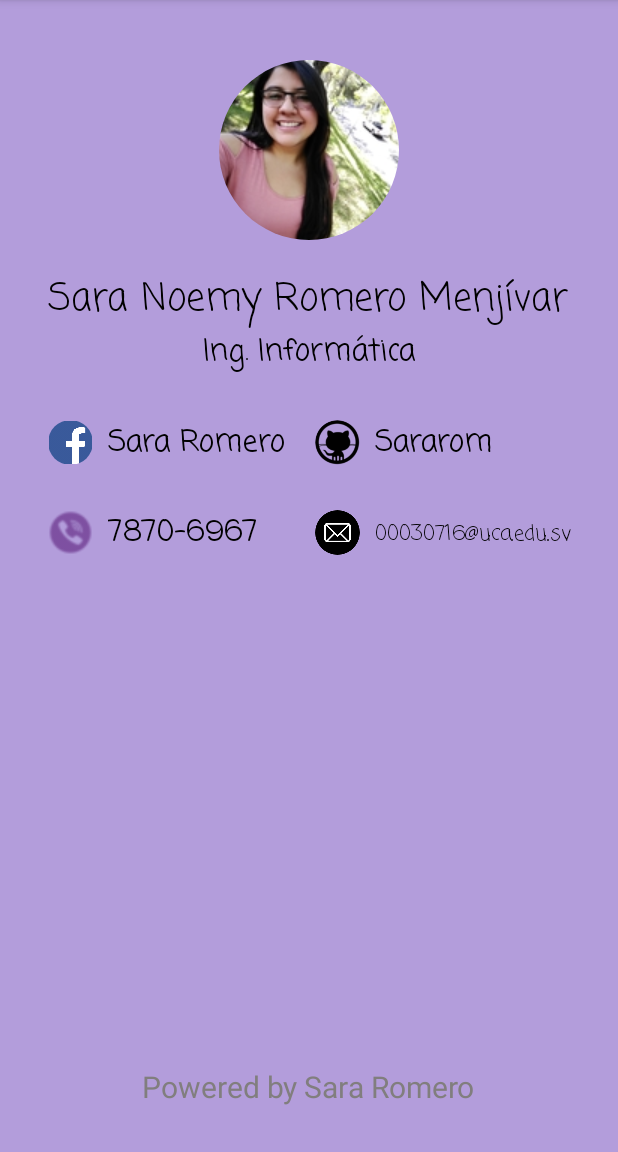
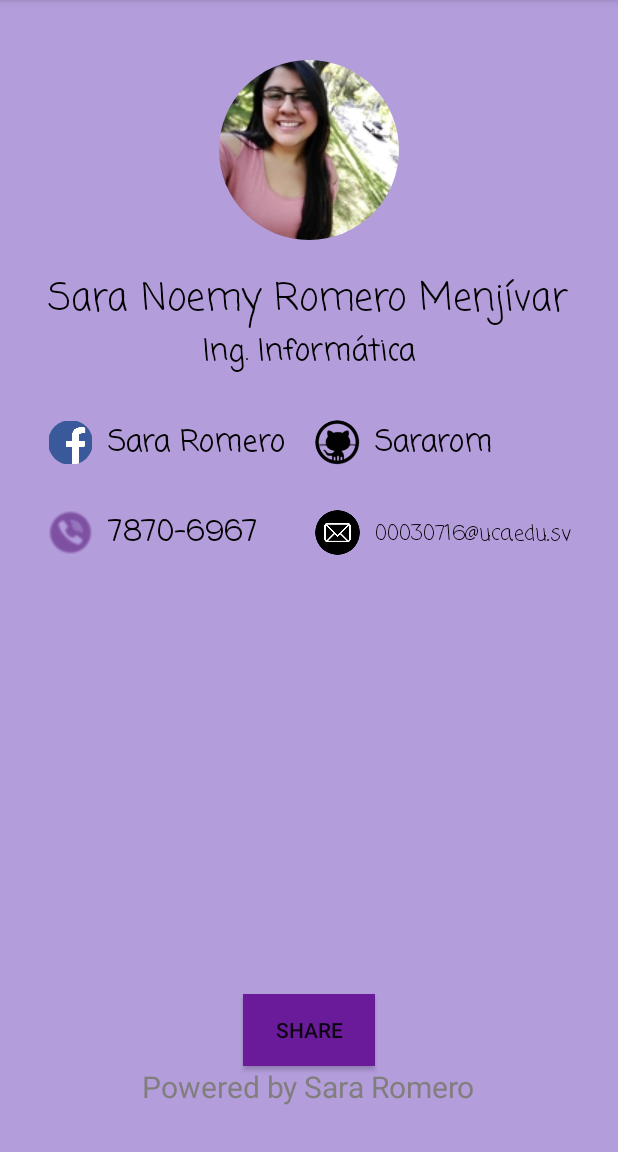
Before and after one commit to Sararom/AboutMe, an Android app: the screen it shows after launch (MainActivity), on a phone screen of 412 x 824 dp, the part 84-1236 px from its top. Run offline under Robolectric (Android 15) with nearby library versions, the phone set to English and light mode, and no system bars; our stand-ins replace CircleImageView.

Commit message:
ShareBtn

```diff
--- a/app/build.gradle
+++ b/app/build.gradle
@@ -4,7 +4,7 @@ android {
     compileSdkVersion 26
     defaultConfig {
         applicationId "com.romero.aboutme"
-        minSdkVersion 18
+        minSdkVersion 14
         targetSdkVersion 26
         versionCode 1
         versionName "1.0"
@@ -15,6 +15,8 @@ android {
             minifyEnabled false
             proguardFiles getDefaultProguardFile('proguard-android.txt'), 'proguard-rules.pro'
         }
+    }
+    productFlavors {
     }
 }
 
--- a/app/src/main/AndroidManifest.xml
+++ b/app/src/main/AndroidManifest.xml
@@ -15,6 +15,7 @@
                 <action android:name="android.intent.action.MAIN" />
 
                 <category android:name="android.intent.category.LAUNCHER" />
+
             </intent-filter>
         </activity>
     </application>
--- a/app/src/main/java/com/romero/aboutme/MainActivity.java
+++ b/app/src/main/java/com/romero/aboutme/MainActivity.java
@@ -1,19 +1,76 @@
 package com.romero.aboutme;
 
+import android.content.ContentResolver;
+import android.content.Intent;
 import android.graphics.Bitmap;
 import android.graphics.BitmapFactory;
+import android.net.Uri;
+import android.provider.MediaStore;
 import android.support.v4.graphics.drawable.RoundedBitmapDrawable;
 import android.support.v4.graphics.drawable.RoundedBitmapDrawableFactory;
 import android.support.v7.app.AppCompatActivity;
 import android.os.Bundle;
+import android.view.View;
+import android.widget.Button;
+import android.widget.EditText;
 import android.widget.ImageView;
+import android.widget.TextView;
 
 public class MainActivity extends AppCompatActivity {
+
+    Button sendBtn;
 
     @Override
     protected void onCreate(Bundle savedInstanceState) {
         super.onCreate(savedInstanceState);
         setContentView(R.layout.activity_main);
 
+        sendBtn = (Button)findViewById(R.id.share_btn);
+
+
+
+        /*sendBtn.setOnClickListener(new View.OnClickListener() {
+            @Override
+            public void onClick(View v) {
+                Intent sendIntent = new Intent();
+                sendIntent.setAction(Intent.ACTION_SEND);
+                sendIntent.setType("image/*");
+
+                sendIntent.putExtra(Intent.EXTRA_TEXT, "Nombre: "+((TextView)findViewById(R.id.name)).getText().toString()+
+                        "\nTitulo: "+((TextView)findViewById(R.id.career)).getText().toString()+
+                        "\nFacebook: "+((TextView)findViewById(R.id.fbuser)).getText().toString()+
+                        "\nGithub: "+((TextView)findViewById(R.id.ghuser)).getText().toString()+
+                        "\nCelular: "+((TextView)findViewById(R.id.cellp)).getText().toString()+
+                        "\nEmail: "+((TextView)findViewById(R.id.emailt)).getText().toString());
+
+                //this verification is needed, otherwise if there is no application capable of handling this intent the application will crash
+                if (sendIntent.resolveActivity(getPackageManager()) != null){
+                    startActivity(sendIntent);
+                }
+            }
+        });*/
     }
+
+    public void process(View v){
+        Intent sendIntent = null, chooser =null;
+
+        Uri imageUri = Uri.parse("android.resource://com.romero.aboutme/drawable/"+R.drawable.profilepic);
+
+        sendIntent= new Intent(Intent.ACTION_SEND);
+        sendIntent.setType("image/*");
+        sendIntent.putExtra(Intent.EXTRA_STREAM,imageUri);
+
+        sendIntent.putExtra(Intent.EXTRA_TEXT, "Nombre: "+((TextView)findViewById(R.id.name)).getText().toString()+
+                "\nTitulo: "+((TextView)findViewById(R.id.career)).getText().toString()+
+                "\nFacebook: "+((TextView)findViewById(R.id.fbuser)).getText().toString()+
+                "\nGithub: "+((TextView)findViewById(R.id.ghuser)).getText().toString()+
+                "\nCelular: "+((TextView)findViewById(R.id.cellp)).getText().toString()+
+                "\nEmail: "+((TextView)findViewById(R.id.emailt)).getText().toString());
+
+        chooser=Intent.createChooser(sendIntent,"Share Aboutme");
+        startActivity(chooser);
+    }
+
+
+
 }
--- a/app/src/main/res/layout/activity_main.xml
+++ b/app/src/main/res/layout/activity_main.xml
@@ -30,7 +30,7 @@
         android:layout_marginTop="20sp"
         android:textColor="#000000"
         android:fontFamily="casual"
-        android:text="Sara Noemy Romero Menjívar"/>
+        android:text="@string/name"/>
 
     <TextView
         android:id="@+id/career"
@@ -41,7 +41,7 @@
         android:textSize="20sp"
         android:textColor="#000000"
         android:fontFamily="casual"
-        android:text="Ing. Informática"/>
+        android:text="@string/career"/>
 
     <de.hdodenhof.circleimageview.CircleImageView
         android:id="@+id/fb"
@@ -49,8 +49,9 @@
         android:layout_height="30dp"
         android:layout_marginTop="30dp"
         android:layout_below="@id/career"
-        android:layout_alignLeft="@id/name"
-        android:src="@drawable/fb"/>
+        android:layout_alignStart="@id/name"
+        android:src="@drawable/fb"
+        android:layout_alignLeft="@id/name" />
     <TextView
         android:id="@+id/fbuser"
         android:layout_width="wrap_content"
@@ -63,7 +64,9 @@
         android:fontFamily="casual"
         android:textSize="20sp"
         android:layout_marginStart="10dp"
-        android:text="Sara Romero"/>
+        android:text="@string/fb_name"
+        android:layout_toRightOf="@id/fb"
+        android:layout_marginLeft="10dp" />
 
     <de.hdodenhof.circleimageview.CircleImageView
         android:id="@+id/cell"
@@ -72,7 +75,8 @@
         android:layout_marginTop="30dp"
         android:layout_below="@id/fb"
         android:layout_alignStart="@id/name"
-        android:src="@drawable/cell"/>
+        android:src="@drawable/cell"
+        android:layout_alignLeft="@id/name" />
     <TextView
         android:id="@+id/cellp"
         android:layout_width="wrap_content"
@@ -85,17 +89,21 @@
         android:textColor="#000000"
         android:fontFamily="casual"
         android:layout_marginStart="10dp"
-        android:text="7870-6967"/>
+        android:text="@string/phone"
+        android:layout_toRightOf="@id/cell"
+        android:layout_marginLeft="10dp" />
 
     <de.hdodenhof.circleimageview.CircleImageView
         android:id="@+id/github"
         android:layout_width="30dp"
         android:layout_height="30dp"
         android:layout_marginTop="30dp"
-        android:layout_marginLeft="20dp"
+        android:layout_marginStart="20dp"
         android:layout_below="@id/career"
         android:layout_toEndOf="@id/fbuser"
-        android:src="@drawable/github"/>
+        android:src="@drawable/github"
+        android:layout_marginLeft="20dp"
+        android:layout_toRightOf="@id/fbuser" />
     <TextView
         android:id="@+id/ghuser"
         android:layout_width="wrap_content"
@@ -108,7 +116,9 @@
         android:fontFamily="casual"
         android:textSize="20sp"
         android:layout_marginStart="10dp"
-        android:text="Sararom"/>
+        android:text="@string/gh_name"
+        android:layout_toRightOf="@id/github"
+        android:layout_marginLeft="10dp" />
 
     <de.hdodenhof.circleimageview.CircleImageView
         android:id="@+id/email"
@@ -116,8 +126,9 @@
         android:layout_height="30dp"
         android:layout_marginTop="30dp"
         android:layout_below="@id/github"
-        android:layout_alignLeft="@id/github"
-        android:src="@drawable/mail"/>
+        android:layout_alignStart="@id/github"
+        android:src="@drawable/mail"
+        android:layout_alignLeft="@id/github" />
     <TextView
         android:id="@+id/emailt"
         android:layout_width="wrap_content"
@@ -130,15 +141,28 @@
         android:fontFamily="casual"
         android:textSize="14sp"
         android:layout_marginStart="10dp"
-        android:text="00030716@uca.edu.sv"/>
+        android:text="@string/email"
+        android:layout_marginLeft="10dp"
+        android:layout_toRightOf="@id/email" />
+
+    <Button
+        android:id="@+id/share_btn"
+        android:layout_width="wrap_content"
+        android:layout_height="wrap_content"
+        android:layout_above="@id/powered"
+        android:layout_centerInParent="true"
+        android:background="@color/colorPrimaryDark"
+        android:onClick="process"
+        android:text="@string/share"/>
 
     <TextView
         android:layout_width="wrap_content"
         android:layout_height="wrap_content"
+        android:id="@+id/powered"
         android:layout_alignParentBottom="true"
         android:layout_centerHorizontal="true"
         android:textSize="20sp"
         android:textColor="#817e7e"
-        android:text="Powered by Sara Romero"
+        android:text="@string/poweredby"
         android:layout_marginBottom="30dp"/>
 </RelativeLayout>
--- a/app/src/main/res/values/strings.xml
+++ b/app/src/main/res/values/strings.xml
@@ -1,4 +1,12 @@
 <resources>
     <string name="app_name">AboutMe</string>
     <string name="profile_text">ProfilePic</string>
+    <string name="career">Ing. Informática</string>
+    <string name="name">Sara Noemy Romero Menjívar</string>
+    <string name="fb_name">Sara Romero</string>
+    <string name="phone">7870-6967</string>
+    <string name="gh_name">Sararom</string>
+    <string name="email">00030716@uca.edu.sv</string>
+    <string name="share">Share</string>
+    <string name="poweredby">Powered by Sara Romero</string>
 </resources>
```
